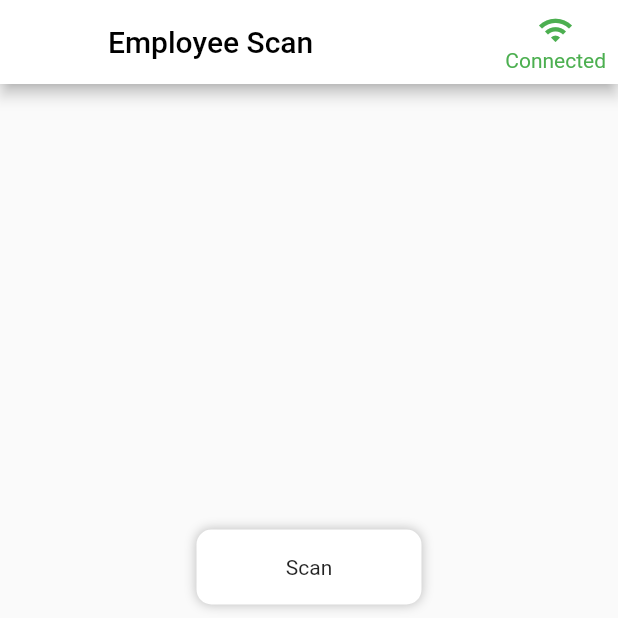
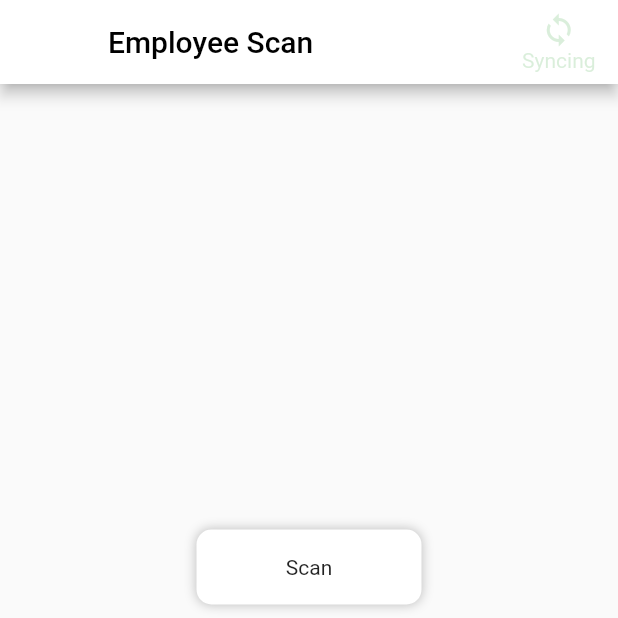
Before and after one commit to JohnEsleyer/Employee-Scan, a Flutter app: the HomePage screen opened directly, on a phone screen of 412 x 824 dp, the top half of it. Run offline on Flutter 3.47's test engine with Material 2 defaults, Android fonts, the phone set to English and light mode, and no system bars; our stand-ins replace connectivity, sqflite; missing offline and left inert: qr_code_scanner; accounts and stored records are empty; network calls fail.

Commit message:
added fade animation to sync icon

```diff
--- a/lib/scan_screen.dart
+++ b/lib/scan_screen.dart
@@ -5,6 +5,7 @@ import 'dart:io';
 import 'dart:isolate';
 
 import 'package:connectivity/connectivity.dart';
+import 'package:employee_scan/widgets/FadeAnimationWidget.dart';
 import 'package:flutter/foundation.dart';
 import 'package:flutter/material.dart';
 import 'package:intl/intl.dart';
@@ -164,17 +165,20 @@ class _HomePageState extends State<HomePage> {
         actions: [
           internetProvider.isConnected
               ? Padding(
-                  padding: const EdgeInsets.all(8.0),
+                  padding: const EdgeInsets.only(right:15, top: 8),
+                  child: FadeAnimationWidget(
+                    duration: Duration(seconds:1),
                     child: Column(
                       children: [
-                      Icon(Icons.wifi, color: Colors.green),
+                        Icon(Icons.sync, color: Colors.green),
                         Text(
-                        'Connected',
+                          'Syncing',
                           style: TextStyle(
                             color: Colors.green,
                           ),
                         ),
                       ],
+                    ),
                   ),
                 )
               : Padding(
--- /dev/null
+++ b/lib/widgets/FadeAnimationWidget.dart
@@ -0,0 +1,48 @@
+import 'package:flutter/material.dart';
+
+class FadeAnimationWidget extends StatefulWidget {
+  final Widget child;
+  final Duration duration;
+
+  const FadeAnimationWidget({
+    Key? key,
+    required this.child,
+    this.duration = const Duration(seconds: 2),
+  }) : super(key: key);
+
+  @override
+  _FadeAnimationWidgetState createState() => _FadeAnimationWidgetState();
+}
+
+class _FadeAnimationWidgetState extends State<FadeAnimationWidget>
+    with SingleTickerProviderStateMixin {
+  late AnimationController _controller;
+  late Animation<double> _animation;
+
+  @override
+  void initState() {
+    super.initState();
+    _controller = AnimationController(
+      vsync: this,
+      duration: widget.duration,
+    );
+    _animation = Tween<double>(begin: 0.0, end: 1.0).animate(_controller);
+
+    // Loop the animation
+    _controller.repeat(reverse: true);
+  }
+
+  @override
+  void dispose() {
+    _controller.dispose();
+    super.dispose();
+  }
+
+  @override
+  Widget build(BuildContext context) {
+    return FadeTransition(
+      opacity: _animation,
+      child: widget.child,
+    );
+  }
+}
```
Lines whose indentation alone changed are shown as unchanged.
